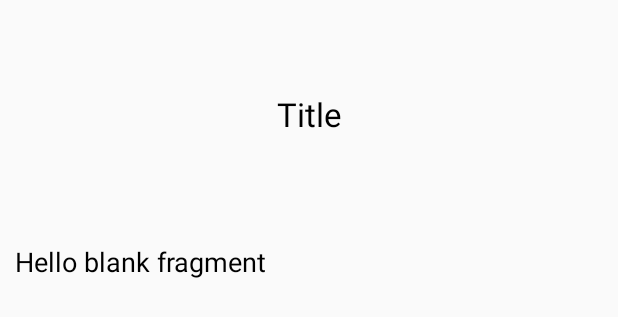
After one commit to jacobcarey/team-1-android-app, an Android app: the layout fragment_content.xml on its own in the app's theme, with its tools: preview values and no code run, on a phone screen of 412 x 824 dp. The commit adds this screen. Shown: the top 317 px of the screen. Run offline under Robolectric (Android 15) with nearby library versions, the phone set to English and light mode, and no system bars.

Commit message:
First go at the content pages

```diff
--- a/app/build.gradle
+++ b/app/build.gradle
@@ -26,5 +26,6 @@ dependencies {
     })
     compile 'com.android.support:appcompat-v7:25.0.1'
     compile 'com.android.support:design:25.0.1'
+    compile 'com.android.support:support-v4:25.0.1'
     testCompile 'junit:junit:4.12'
 }
--- a/app/src/main/AndroidManifest.xml
+++ b/app/src/main/AndroidManifest.xml
@@ -21,6 +21,7 @@
             android:theme="@style/AppTheme.NoActionBar" />
         <activity android:name=".SettingsActivity"></activity>
         <activity android:name=".BasicSelectActivity"></activity>
+        <activity android:name=".ContentActivity"></activity>
     </application>
 
 </manifest>
--- /dev/null
+++ b/app/src/main/assets/advnotelen_content.json
@@ -0,0 +1,6 @@
+[
+  {
+    "title": "Advanced Note Lengths",
+    "content": ""
+  }
+]
--- /dev/null
+++ b/app/src/main/assets/smpnotelen_content.json
@@ -0,0 +1,6 @@
+[
+  {
+    "title": "Simple Note Lengths",
+    "content": ""
+  }
+]
--- a/app/src/main/java/com/project/one/team/musictheoryapp/BasicSelectActivity.java
+++ b/app/src/main/java/com/project/one/team/musictheoryapp/BasicSelectActivity.java
@@ -6,7 +6,6 @@ import android.support.v7.app.AppCompatActivity;
 import android.view.View;
 import android.widget.ImageButton;
 import android.widget.TextView;
-import android.widget.Toast;
 
 public class BasicSelectActivity extends AppCompatActivity {
 
@@ -40,8 +39,7 @@ public class BasicSelectActivity extends AppCompatActivity {
 
             @Override
             public void onClick(View view) {
-                // TODO: goes to the Settings activity, should go to a new activity
-                Intent i = new Intent(getApplicationContext(), SettingsActivity.class);
+                Intent i = new Intent(getApplicationContext(), ContentActivity.class);
                 i.putExtra("topic", topic);
                 startActivity(i);
             }
--- /dev/null
+++ b/app/src/main/res/layout/fragment_content.xml
@@ -0,0 +1,55 @@
+<FrameLayout xmlns:android="http://schemas.android.com/apk/res/android"
+    xmlns:tools="http://schemas.android.com/tools"
+    android:layout_width="match_parent"
+    android:layout_height="match_parent"
+    tools:context="com.project.one.team.musictheoryapp.ContentFragment">
+
+    <LinearLayout
+        android:orientation="vertical"
+        android:layout_width="match_parent"
+        android:layout_height="wrap_content"
+        android:id="@+id/fragmentLayout">
+
+        <LinearLayout
+            android:orientation="vertical"
+            android:layout_width="match_parent"
+            android:layout_height="152dp"
+            android:id="@+id/titleLayout"
+            android:weightSum="1">
+
+            <TextView
+                android:text="Title"
+                android:layout_width="match_parent"
+                android:layout_height="match_parent"
+                android:id="@+id/titleTextView"
+                android:layout_gravity="center_vertical"
+                android:gravity="center"
+                android:textSize="22sp"
+                android:textColor="@android:color/black"
+                android:layout_weight="10" />
+
+        </LinearLayout>
+
+        <LinearLayout
+            android:orientation="vertical"
+            android:layout_width="match_parent"
+            android:layout_height="152dp"
+            android:id="@+id/contentLayout"
+            android:weightSum="1">
+
+            <TextView
+                    android:id="@+id/contentTextView"
+                    android:layout_width="match_parent"
+                    android:layout_height="match_parent"
+                    android:layout_centerHorizontal="true"
+                    android:layout_centerVertical="true"
+                    android:text="@string/hello_blank_fragment"
+                    android:layout_margin="10dp"
+                    android:textSize="18sp"
+                    android:textColor="@android:color/black" />
+
+        </LinearLayout>
+
+    </LinearLayout>
+
+</FrameLayout>
--- a/app/src/main/res/values/strings.xml
+++ b/app/src/main/res/values/strings.xml
@@ -1,4 +1,7 @@
 <resources>
     <string name="app_name">MusicTheoryApp</string>
     <string name="title_activity_quiz">QuizActivity</string>
+
+    <!-- TODO: Remove or change this placeholder text -->
+    <string name="hello_blank_fragment">Hello blank fragment</string>
 </resources>
```
Also changed, not shown: app/src/main/assets/intro_content.json (added, +14 -0 lines), app/src/main/assets/mnotes_content.json (added, +14 -0 lines), app/src/main/java/com/project/one/team/musictheoryapp/ContentActivity.java (added, +111 -0 lines), app/src/main/java/com/project/one/team/musictheoryapp/ContentFragment.java (added, +120 -0 lines), app/src/main/java/com/project/one/team/musictheoryapp/ContentPagerAdapter.java (added, +31 -0 lines), app/src/main/res/layout/activity_content.xml (added, +39 -0 lines).
